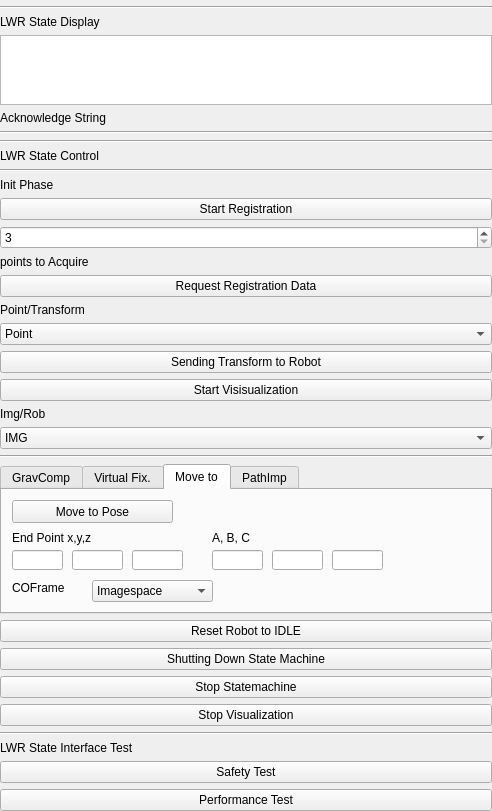
This is LightWeightRobotIGT/Resources/UI/qSlicerLightWeightRobotIGTFooBarWidget.ui in SNRLab/LightWeightRobotIGT as Qt 5 draws it before an edit. The edited form follows.
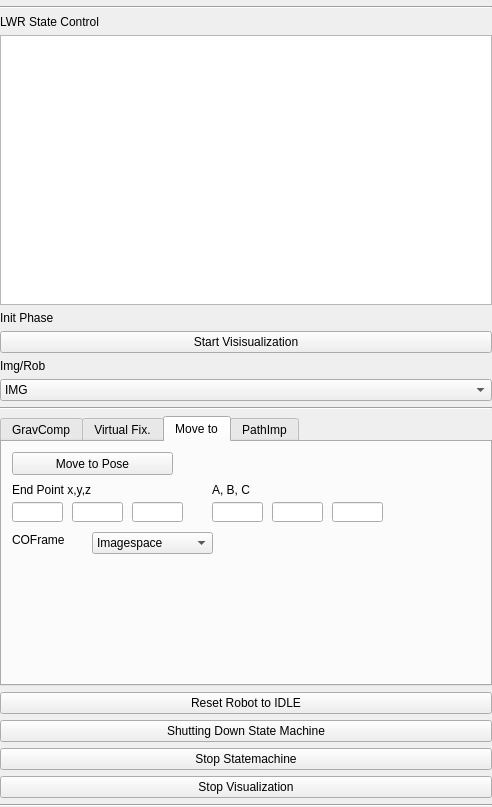
This is the edited form. The open tabs and pages were chosen to show the change. Custom widgets are drawn as their Qt base class.

What changed in the file:
```diff
--- a/LightWeightRobotIGT/Resources/UI/qSlicerLightWeightRobotIGTFooBarWidget.ui
+++ b/LightWeightRobotIGT/Resources/UI/qSlicerLightWeightRobotIGTFooBarWidget.ui
@@ -7,7 +7,7 @@
     <x>0</x>
     <y>0</y>
     <width>492</width>
-    <height>777</height>
+    <height>807</height>
    </rect>
   </property>
   <property name="windowTitle">
@@ -33,37 +33,6 @@
         </property>
       </widget>
     </item>
-    <item>
-      <widget class="QLabel" name="label_3">
-        <property name="text">
-          <string>LWR State Display</string>
-        </property>
-      </widget>
-    </item>
-   <item>
-    <widget class="QTextBrowser" name="AckString"/>
-   </item>
-   <item>
-    <widget class="QLabel" name="label_2">
-     <property name="text">
-      <string>Acknowledge String</string>
-     </property>
-    </widget>
-   </item>
-   <item>
-    <widget class="Line" name="line">
-     <property name="orientation">
-      <enum>Qt::Horizontal</enum>
-     </property>
-    </widget>
-   </item>
-    <item>
-      <widget class="Line" name="line_5">
-        <property name="orientation">
-          <enum>Qt::Horizontal</enum>
-        </property>
-      </widget>
-    </item>
     <item>
       <widget class="QLabel" name="label_5">
         <property name="text">
@@ -72,11 +41,7 @@
       </widget>
     </item>
     <item>
-      <widget class="Line" name="line_7">
-        <property name="orientation">
-          <enum>Qt::Horizontal</enum>
-        </property>
-      </widget>
+    <widget class="QTextBrowser" name="AckString"/>
     </item>
     <item>
       <widget class="QLabel" name="label_20">
@@ -85,65 +50,6 @@
         </property>
       </widget>
     </item>
-   <item>
-    <widget class="QPushButton" name="Registration">
-     <property name="text">
-      <string>Start Registration</string>
-     </property>
-    </widget>
-   </item>
-    <item>
-      <widget class="QSpinBox" name="Points2Reg">
-        <property name="minimum">
-          <number>3</number>
-        </property>
-        <property name="maximum">
-          <number>10</number>
-        </property>
-      </widget>
-    </item>
-    <item>
-      <widget class="QLabel" name="label_16">
-        <property name="text">
-          <string>points to Acquire</string>
-        </property>
-      </widget>
-    </item>
-   <item>
-    <widget class="QPushButton" name="SendData">
-     <property name="text">
-      <string>Request Registration Data</string>
-     </property>
-    </widget>
-   </item>
-    <item>
-      <widget class="QLabel" name="label_17">
-        <property name="text">
-          <string>Point/Transform</string>
-        </property>
-      </widget>
-    </item>
-    <item>
-      <widget class="QComboBox" name="comboBox_PntTrans">
-        <item>
-          <property name="text">
-            <string>Point</string>
-          </property>
-        </item>
-        <item>
-          <property name="text">
-            <string>Transform</string>
-          </property>
-        </item>
-      </widget>
-    </item>
-   <item>
-    <widget class="QPushButton" name="WaitforTCTBase">
-     <property name="text">
-      <string>Sending Transform to Robot</string>
-     </property>
-    </widget>
-   </item>
    <item>
     <widget class="QPushButton" name="StartVisual">
      <property name="text">
@@ -657,27 +563,6 @@
      </property>
     </widget>
    </item>
-   <item>
-    <widget class="QLabel" name="label_4">
-     <property name="text">
-      <string>LWR State Interface Test</string>
-     </property>
-    </widget>
-   </item>
-   <item>
-    <widget class="QPushButton" name="StartSafetyTest">
-     <property name="text">
-      <string>Safety Test</string>
-     </property>
-    </widget>
-   </item>
-   <item>
-    <widget class="QPushButton" name="StartPerformanceTest">
-     <property name="text">
-      <string>Performance Test</string>
-     </property>
-    </widget>
-   </item>
   </layout>
  </widget>
  <customwidgets>
```
Left out of the diff: 103 changed lines with no effect on the pictures. Lines whose indentation alone changed are shown as unchanged.
